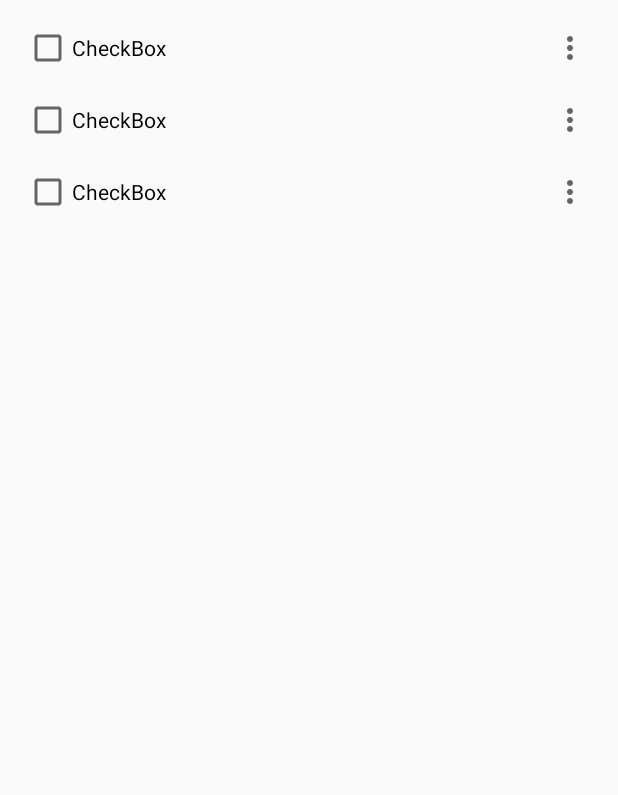
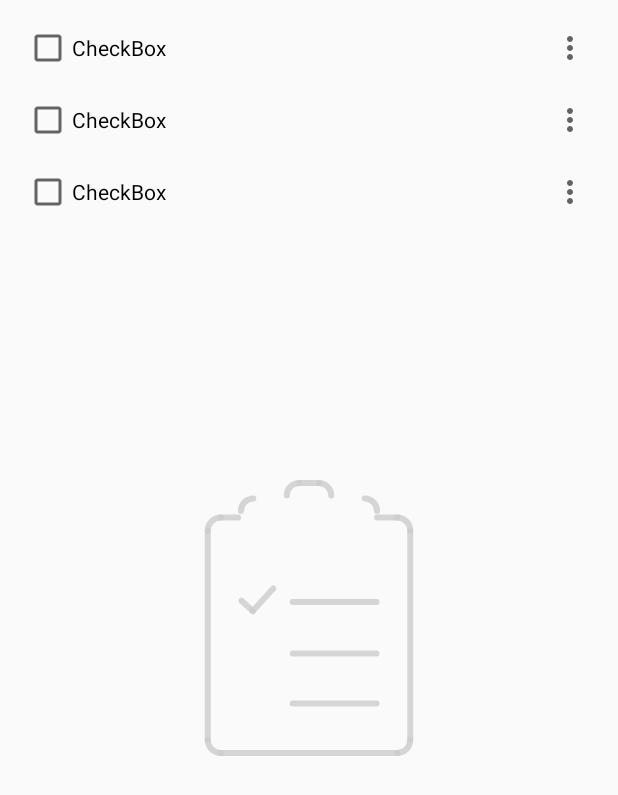
Before and after one commit to Eduardo-Vieira/ToDoList, an Android app: the layout activity_main.xml on its own in the app's theme, with its tools: preview values and no code run, on a phone screen of 412 x 824 dp. Shown: the top 795 px of the screen. Run offline under Robolectric (Android 15) with nearby library versions, the phone set to English and light mode, and no system bars.

Commit message:
add image blank no projeto

```diff
--- a/app/src/main/java/com/example/todolist/view/MainActivity.kt
+++ b/app/src/main/java/com/example/todolist/view/MainActivity.kt
@@ -5,7 +5,9 @@ import android.content.Intent
 import android.os.Bundle
 import android.view.Menu
 import android.view.MenuItem
+import android.view.View
 import android.view.animation.AnimationUtils
+import android.widget.ImageView
 import android.widget.Toast
 import androidx.appcompat.app.AppCompatActivity
 import androidx.lifecycle.Observer
@@ -27,6 +29,7 @@ class MainActivity : AppCompatActivity() {
     private val adapter = AdapterListToDo()
     private var uidEdit = 0
     private lateinit var listToDoRecyclerView: RecyclerView
+    private lateinit var imageViewBlank:ImageView
     private var startAnimate:Boolean = true
 
     override fun onCreateOptionsMenu(menu: Menu?): Boolean {
@@ -56,6 +59,8 @@ class MainActivity : AppCompatActivity() {
         super.onCreate(savedInstanceState)
         setContentView(R.layout.activity_main)
 
+        configImageBlank()
+
         configRecyclerViewToDo()
 
         configClickListener()
@@ -65,6 +70,24 @@ class MainActivity : AppCompatActivity() {
         initObserver()
 
         configRecyclerItemTouchHelper()
+    }
+
+    private fun configImageBlank() {
+        imageViewBlank = this.findViewById(R.id.imageViewBlank)
+        imageViewBlank.visibility = View.VISIBLE
+    }
+
+    private fun setVisibleBlank(value:Boolean){
+        when(value){
+            true -> {
+                imageViewBlank.visibility = View.VISIBLE
+                listToDoRecyclerView.visibility = View.GONE
+            }
+            false ->{
+                imageViewBlank.visibility = View.GONE
+                listToDoRecyclerView.visibility = View.VISIBLE
+            }
+        }
     }
 
     private fun configRecyclerViewToDo() {
@@ -135,8 +158,13 @@ class MainActivity : AppCompatActivity() {
 
     private fun initObserver() {
         db.getAll().observe(this, Observer {
-            adapter.update(it)
-            if(startAnimate) startAnimate = runLayoutAnimation()
+            if(it.isEmpty()){
+                setVisibleBlank(true)
+            }else {
+                setVisibleBlank(false)
+                adapter.update(it)
+                if (startAnimate) startAnimate = runLayoutAnimation()
+            }
         })
     }
 
--- /dev/null
+++ b/app/src/main/res/drawable/ic_checklist.xml
@@ -0,0 +1,139 @@
+<vector xmlns:android="http://schemas.android.com/apk/res/android"
+    android:width="500dp"
+    android:height="500dp"
+    android:viewportWidth="500"
+    android:viewportHeight="500">
+  <path
+      android:pathData="M363.459,82.696L397.066,82.696"
+      android:strokeLineJoin="round"
+      android:strokeWidth="10"
+      android:fillColor="#00000000"
+      android:strokeColor="#CCCC"
+      android:strokeLineCap="round"/>
+  <path
+      android:pathData="M397.066,82.696c11.988,0 21.689,9.811 21.689,21.939"
+      android:strokeLineJoin="round"
+      android:strokeWidth="10"
+      android:fillColor="#00000000"
+      android:strokeColor="#CCCC"
+      android:strokeLineCap="round"/>
+  <path
+      android:pathData="M418.756,104.636L418.756,453.047"
+      android:strokeLineJoin="round"
+      android:strokeWidth="10"
+      android:fillColor="#00000000"
+      android:strokeColor="#CCCC"
+      android:strokeLineCap="round"/>
+  <path
+      android:pathData="M418.756,453.047c0,12.114 -9.701,21.953 -21.689,21.953"
+      android:strokeLineJoin="round"
+      android:strokeWidth="10"
+      android:fillColor="#00000000"
+      android:strokeColor="#CCCC"
+      android:strokeLineCap="round"/>
+  <path
+      android:pathData="M397.066,475L102.932,475"
+      android:strokeLineJoin="round"
+      android:strokeWidth="10"
+      android:fillColor="#00000000"
+      android:strokeColor="#CCCC"
+      android:strokeLineCap="round"/>
+  <path
+      android:pathData="M102.932,475c-11.975,0 -21.688,-9.839 -21.688,-21.953"
+      android:strokeLineJoin="round"
+      android:strokeWidth="10"
+      android:fillColor="#00000000"
+      android:strokeColor="#CCCC"
+      android:strokeLineCap="round"/>
+  <path
+      android:pathData="M81.244,453.047L81.244,104.636"
+      android:strokeLineJoin="round"
+      android:strokeWidth="10"
+      android:fillColor="#00000000"
+      android:strokeColor="#CCCC"
+      android:strokeLineCap="round"/>
+  <path
+      android:pathData="M81.244,104.636c0,-12.128 9.713,-21.939 21.688,-21.939"
+      android:strokeLineJoin="round"
+      android:strokeWidth="10"
+      android:fillColor="#00000000"
+      android:strokeColor="#CCCC"
+      android:strokeLineCap="round"/>
+  <path
+      android:pathData="M102.932,82.696L131.906,82.696"
+      android:strokeLineJoin="round"
+      android:strokeWidth="10"
+      android:fillColor="#00000000"
+      android:strokeColor="#CCCC"
+      android:strokeLineCap="round"/>
+  <path
+      android:pathData="M286.991,45.851c0,-11.542 -9.24,-20.851 -20.571,-20.851"
+      android:strokeLineJoin="round"
+      android:strokeWidth="10"
+      android:fillColor="#00000000"
+      android:strokeColor="#CCCC"
+      android:strokeLineCap="round"/>
+  <path
+      android:pathData="M266.42,25L233.621,25"
+      android:strokeLineJoin="round"
+      android:strokeWidth="10"
+      android:fillColor="#00000000"
+      android:strokeColor="#CCCC"
+      android:strokeLineCap="round"/>
+  <path
+      android:pathData="M233.621,25c-11.359,0 -20.627,9.309 -20.627,20.851"
+      android:strokeLineJoin="round"
+      android:strokeWidth="10"
+      android:fillColor="#00000000"
+      android:strokeColor="#CCCC"
+      android:strokeLineCap="round"/>
+  <path
+      android:pathData="M157.181,50.625c-11.374,0 -20.599,9.35 -20.599,20.878"
+      android:strokeLineJoin="round"
+      android:strokeWidth="10"
+      android:fillColor="#00000000"
+      android:strokeColor="#CCCC"
+      android:strokeLineCap="round"/>
+  <path
+      android:pathData="M363.459,71.503c0,-11.528 -9.184,-20.878 -20.6,-20.878"
+      android:strokeLineJoin="round"
+      android:strokeWidth="10"
+      android:fillColor="#00000000"
+      android:strokeColor="#CCCC"
+      android:strokeLineCap="round"/>
+  <path
+      android:pathData="M137.6,221.173L156.218,238.492"
+      android:strokeLineJoin="round"
+      android:strokeWidth="10"
+      android:fillColor="#00000000"
+      android:strokeColor="#CCCC"
+      android:strokeLineCap="round"/>
+  <path
+      android:pathData="M190.412,200.699L156.218,238.492"
+      android:strokeLineJoin="round"
+      android:strokeWidth="10"
+      android:fillColor="#00000000"
+      android:strokeColor="#CCCC"
+      android:strokeLineCap="round"/>
+  <path
+      android:pathData="M222.875,223.462L362.44,223.462"
+      android:strokeLineJoin="round"
+      android:strokeWidth="10"
+      android:fillColor="#00000000"
+      android:strokeColor="#CCCC"
+      android:strokeLineCap="round"/>
+  <path
+      android:pathData="M222.875,392.56L362.44,392.56"
+      android:strokeLineJoin="round"
+      android:strokeWidth="10"
+      android:fillColor="#00000000"
+      android:strokeColor="#CCCC"
+      android:strokeLineCap="round"/>
+  <path
+      android:pathData="M222.875,309.239L362.44,309.239"
+      android:strokeLineJoin="round"
+      android:strokeWidth="10"
+      android:fillColor="#00000000"
+      android:strokeColor="#CCCC"
+      android:strokeLineCap="round"/>
+</vector>
--- a/app/src/main/res/layout/activity_main.xml
+++ b/app/src/main/res/layout/activity_main.xml
@@ -8,10 +8,24 @@
     android:padding="8dp"
     tools:context=".view.MainActivity">
 
-    <androidx.recyclerview.widget.RecyclerView
-        android:id="@+id/listToDoRecyclerView"
+    <RelativeLayout
         android:layout_width="match_parent"
-        android:layout_height="match_parent"
-        app:layoutManager="androidx.recyclerview.widget.LinearLayoutManager"
-        tools:listitem="@layout/view_item_todo" />
+        android:layout_height="match_parent">
+
+        <ImageView
+            android:id="@+id/imageViewBlank"
+            android:layout_width="200dp"
+            android:layout_height="300dp"
+            android:layout_centerInParent="true"
+            app:srcCompat="@drawable/ic_checklist" />
+
+        <androidx.recyclerview.widget.RecyclerView
+            android:id="@+id/listToDoRecyclerView"
+            android:layout_width="match_parent"
+            android:layout_height="match_parent"
+            android:visibility="visible"
+            app:layoutManager="androidx.recyclerview.widget.LinearLayoutManager"
+            tools:listitem="@layout/view_item_todo" />
+    </RelativeLayout>
+
 </androidx.swiperefreshlayout.widget.SwipeRefreshLayout>
```
